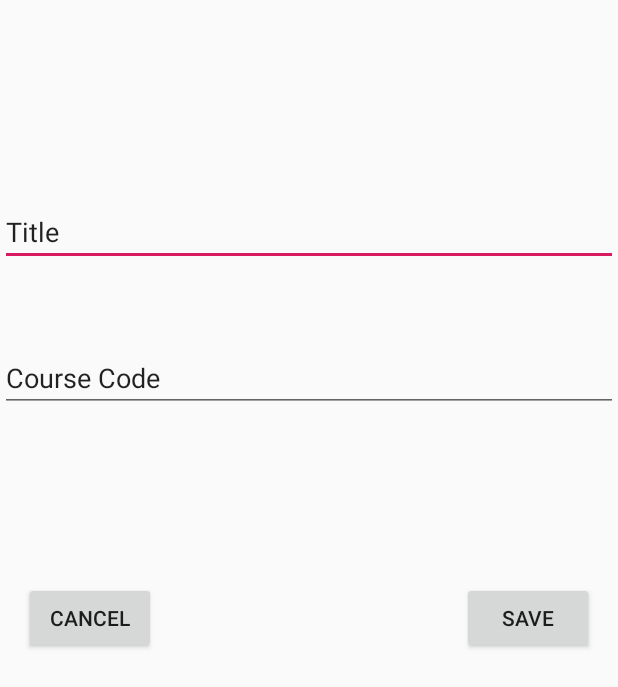
After one commit to DPigeon/DataGrade, an Android app: the layout add_course_dialogue_fragment.xml on its own in the app's theme, with its tools: preview values and no code run, on a phone screen of 412 x 824 dp. The commit adds this screen. Shown: the top 687 px of the screen. Run offline under Robolectric (Android 15) with nearby library versions, the phone set to English and light mode, and no system bars.

Commit message:
Course Dialogue Fragment UI

```diff
--- /dev/null
+++ b/app/src/main/java/com/example/utilisateur/assignment2/InsertCourseDialogFragment.java
@@ -0,0 +1,7 @@
+package com.example.utilisateur.assignment2;
+
+import androidx.fragment.app.DialogFragment;
+
+public class InsertCourseDialogFragment extends DialogFragment {
+
+}
--- a/app/src/main/java/com/example/utilisateur/assignment2/MainActivity.java
+++ b/app/src/main/java/com/example/utilisateur/assignment2/MainActivity.java
@@ -24,7 +24,8 @@ public class MainActivity extends AppCompatActivity {
         floatingActionButton.setOnClickListener(new View.OnClickListener() {
             @Override
             public void onClick(View view) {
-
+                InsertCourseDialogFragment insertCourseDialogFragment = new InsertCourseDialogFragment();
+                insertCourseDialogFragment.show(getSupportFragmentManager(), "Dialog");
             }
         });
 
--- /dev/null
+++ b/app/src/main/res/layout/add_course_dialogue_fragment.xml
@@ -0,0 +1,54 @@
+<?xml version="1.0" encoding="utf-8"?>
+<androidx.constraintlayout.widget.ConstraintLayout xmlns:android="http://schemas.android.com/apk/res/android"
+    xmlns:app="http://schemas.android.com/apk/res-auto"
+    xmlns:tools="http://schemas.android.com/tools"
+    android:id="@+id/linearLayout"
+    android:layout_width="match_parent"
+    android:layout_height="match_parent">
+
+    <EditText
+        android:id="@+id/courseTitleEditText"
+        android:layout_width="0dp"
+        android:layout_height="wrap_content"
+        android:layout_marginTop="132dp"
+        android:ems="10"
+        android:inputType="textPersonName"
+        android:text="Title"
+        app:layout_constraintEnd_toEndOf="parent"
+        app:layout_constraintHorizontal_bias="1.0"
+        app:layout_constraintStart_toStartOf="parent"
+        app:layout_constraintTop_toTopOf="parent" />
+
+    <EditText
+        android:id="@+id/courseCodeEditText"
+        android:layout_width="0dp"
+        android:layout_height="wrap_content"
+        android:layout_marginTop="52dp"
+        android:ems="10"
+        android:inputType="textPersonName"
+        android:text="Course Code"
+        app:layout_constraintEnd_toEndOf="parent"
+        app:layout_constraintHorizontal_bias="1.0"
+        app:layout_constraintStart_toStartOf="parent"
+        app:layout_constraintTop_toBottomOf="@+id/courseTitleEditText" />
+
+    <Button
+        android:id="@+id/saveButton"
+        android:layout_width="wrap_content"
+        android:layout_height="wrap_content"
+        android:layout_marginEnd="16dp"
+        android:text="Save"
+        app:layout_constraintBottom_toBottomOf="parent"
+        app:layout_constraintEnd_toEndOf="parent"
+        app:layout_constraintTop_toTopOf="parent" />
+
+    <Button
+        android:id="@+id/cancelButton"
+        android:layout_width="wrap_content"
+        android:layout_height="wrap_content"
+        android:layout_marginStart="16dp"
+        android:text="Cancel"
+        app:layout_constraintBottom_toBottomOf="parent"
+        app:layout_constraintStart_toStartOf="parent"
+        app:layout_constraintTop_toTopOf="parent" />
+</androidx.constraintlayout.widget.ConstraintLayout>
```
